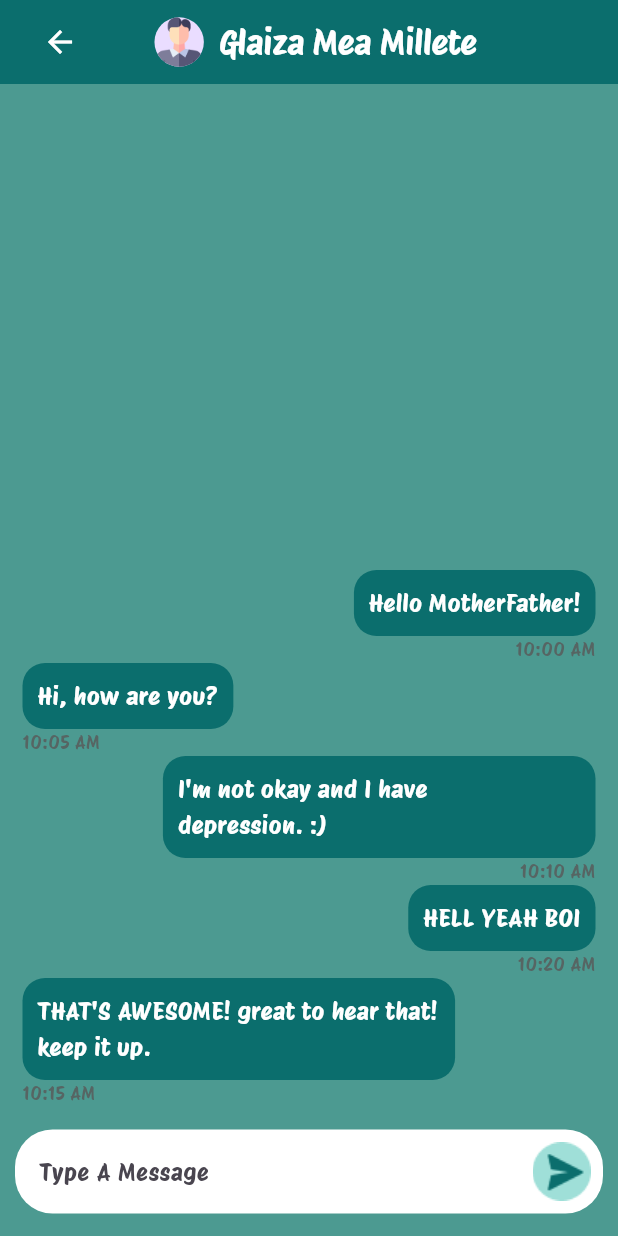
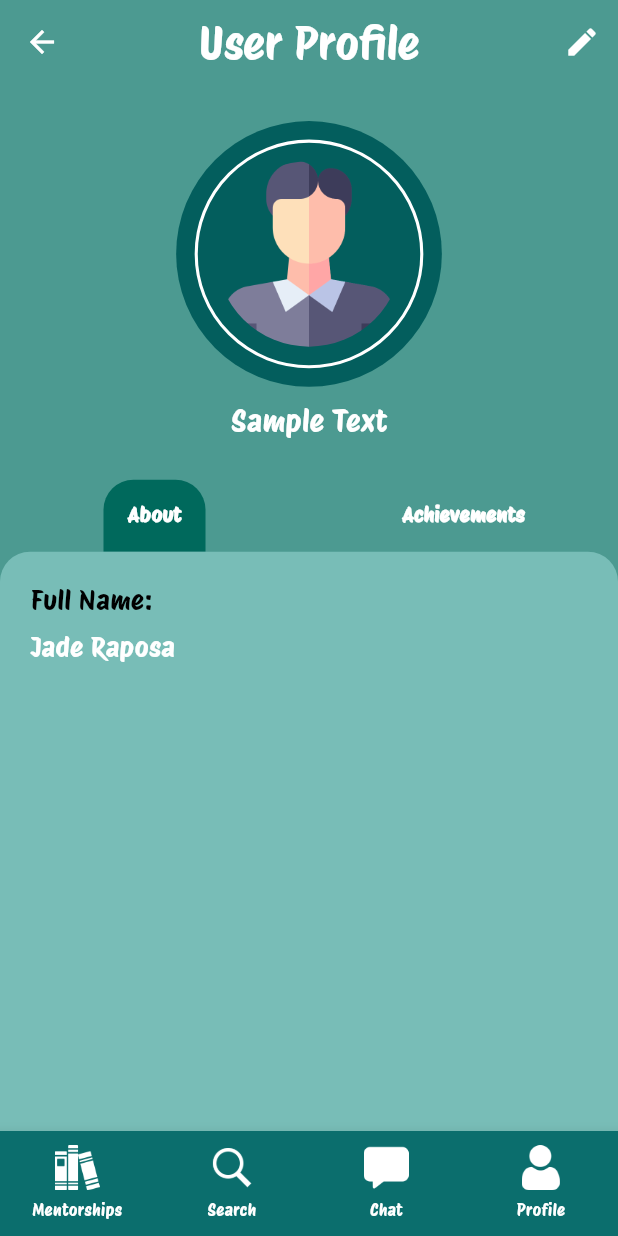
Before and after one commit to jaderaposa/mentor_shift, a Flutter app: the screen it shows after launch, on a phone screen of 412 x 824 dp. Run offline on Flutter 3.47's test engine with Material 3 defaults, Android fonts, the phone set to English and light mode, and no system bars.

Commit message:
user profile almost done

```diff
--- a/lib/main.dart
+++ b/lib/main.dart
@@ -10,10 +10,11 @@ import 'package:mentor_shift/pages/register1.dart';
 import 'package:mentor_shift/pages/mentee_search.dart';
 import 'package:mentor_shift/pages/mentorships_screen.dart';
 import 'package:mentor_shift/pages/messaging.dart';
+import 'package:mentor_shift/pages/user_profile.dart';
 import 'package:mentor_shift/pages/view_mentor.dart';
 import 'package:mentor_shift/pages/view_messaging.dart';
 
-void main() => runApp(MaterialApp(initialRoute: '/viewmessage', routes: {
+void main() => runApp(MaterialApp(initialRoute: '/userprofile', routes: {
       // '/': (context) => Loading(),
       '/login': (context) => const Login(),
       '/register': (context) => const Register(),
@@ -28,4 +29,5 @@ void main() => runApp(MaterialApp(initialRoute: '/viewmessage', routes: {
       '/register3': (context) => const Register3(),
       '/landingmentee': (context) => const LandingMentee(),
       '/mlp': (context) => const MentorLearningPage(),
+      '/userprofile': (context) => const UserProfile(),
     }));
--- /dev/null
+++ b/lib/pages/user_profile.dart
@@ -0,0 +1,312 @@
+import 'package:flutter/material.dart';
+import 'package:mentor_shift/objects/bottomnav.dart';
+
+class UserProfile extends StatefulWidget {
+  const UserProfile({super.key});
+
+  @override
+  State<UserProfile> createState() => _UserProfileState();
+}
+
+class CustomIcon {
+  final String path;
+  final String label;
+
+  const CustomIcon({required this.path, required this.label});
+}
+
+class _UserProfileState extends State<UserProfile> {
+  List<CustomIcon> icons = [
+    const CustomIcon(path: 'images/icons/hands.png', label: 'Active Mentee'),
+    const CustomIcon(
+        path: 'images/icons/dragonball.png', label: 'Mentee of the Month'),
+    const CustomIcon(path: 'images/icons/hands.png', label: 'Dakilang Supot'),
+    const CustomIcon(
+        path: 'images/icons/dragonball.png', label: 'Best Depressed'),
+    const CustomIcon(path: 'images/icons/hands.png', label: 'Fuck You'),
+    const CustomIcon(
+        path: 'images/icons/dragonball.png', label: 'Suck My Dick'),
+    // Add more icons here...
+  ];
+
+  @override
+  Widget build(BuildContext context) {
+    double screenWidth = MediaQuery.of(context).size.width;
+    double screenHeight = MediaQuery.of(context).size.height;
+
+    return Scaffold(
+      backgroundColor: const Color(0xFF4C9A91),
+      appBar: AppBar(
+        backgroundColor: const Color(0xFF4C9A91),
+        leading: IconButton(
+          icon: const Icon(
+            Icons.arrow_back,
+            color: Colors.white,
+          ), // replace with your custom back button
+          onPressed: () {
+            Navigator.of(context).pop();
+          },
+        ),
+        title: const Text(
+          'User Profile',
+          style: TextStyle(
+            color: Colors.white,
+            fontSize: 30.0,
+            fontFamily: 'ProtestRiot',
+          ),
+        ),
+        centerTitle: true,
+        actions: <Widget>[
+          IconButton(
+            icon: const Icon(
+              Icons.edit,
+              color: Colors.white,
+            ), // replace with your custom edit button
+            onPressed: () {
+              // Add your edit button functionality here
+            },
+          ),
+        ],
+      ),
+      body: Flex(
+        direction: Axis.vertical,
+        children: [
+          Expanded(
+            child: Column(
+              children: [
+                Center(
+                  child: Padding(
+                    padding:
+                        EdgeInsets.symmetric(vertical: screenHeight * 0.03),
+                    child: Column(
+                      children: [
+                        Container(
+                          padding: EdgeInsets.all(
+                              screenWidth * 0.03), // 2% of screen width
+                          decoration: const BoxDecoration(
+                            color: Color(0xFF035E5D),
+                            shape: BoxShape.circle,
+                          ),
+                          child: Container(
+                            padding: EdgeInsets.all(
+                                screenWidth * 0.03), // 1% of screen width
+                            decoration: BoxDecoration(
+                              color: const Color(0xFF035E5D),
+                              shape: BoxShape.circle,
+                              border: Border.all(
+                                color: Colors.white,
+                                width:
+                                    screenWidth * 0.005, // 0.5% of screen width
+                              ),
+                            ),
+                            child: CircleAvatar(
+                              radius: screenWidth * 0.15, // 10% of screen width
+                              backgroundColor: const Color(0xFF035E5D),
+                              backgroundImage: const AssetImage(
+                                'images/icons/user_sample.png',
+                              ),
+                            ),
+                          ),
+                        ),
+                        SizedBox(
+                          height: screenHeight * 0.01,
+                        ), // 1% of screen height
+                        const Text(
+                          'Sample Text',
+                          style: TextStyle(
+                            color: Colors.white,
+                            fontSize: 20.0,
+                            fontFamily: 'ProtestRiot',
+                          ),
+                        )
+                      ],
+                    ),
+                  ),
+                ),
+                Expanded(
+                  child: DefaultTabController(
+                    length: 2,
+                    child: Column(
+                      children: [
+                        TabBar(
+                          indicator: BoxDecoration(
+                            color: Colors.teal[800],
+                            borderRadius: const BorderRadius.only(
+                              topLeft: Radius.circular(20),
+                              topRight: Radius.circular(20),
+                            ),
+                          ),
+                          dividerColor: Colors.transparent,
+                          tabs: [
+                            Container(
+                              padding:
+                                  const EdgeInsets.symmetric(horizontal: 16.0),
+                              child: const Tab(
+                                child: Text(
+                                  'About',
+                                  style: TextStyle(
+                                      fontWeight: FontWeight.bold,
+                                      // fontSize: 18,
+                                      color: Colors.white,
+                                      fontFamily: 'ProtestRiot'),
+                                ),
+                              ),
+                            ),
+                            Container(
+                              padding:
+                                  const EdgeInsets.symmetric(horizontal: 16.0),
+                              child: const Tab(
+                                child: Text(
+                                  'Achievements',
+                                  style: TextStyle(
+                                      fontWeight: FontWeight.bold,
+                                      // fontSize: 18,
+                                      color: Colors.white,
+                                      fontFamily: 'ProtestRiot'),
+                                ),
+                              ),
+                            ),
+                          ],
+                        ),
+                        Expanded(
+                          child: Container(
+                            decoration: const BoxDecoration(
+                              color: Color(0xFF78BDB7),
+                              borderRadius: BorderRadius.only(
+                                topLeft: Radius.circular(20),
+                                topRight: Radius.circular(20),
+                              ),
+                            ),
+                            child: TabBarView(
+                              physics:
+                                  const NeverScrollableScrollPhysics(), // Add this line
+                              children: [
+                                const SingleChildScrollView(
+                                  child: Padding(
+                                    padding: EdgeInsets.all(20.0),
+                                    child: Column(
+                                      crossAxisAlignment:
+                                          CrossAxisAlignment.start,
+                                      children: [
+                                        Text(
+                                          'Full Name:',
+                                          style: TextStyle(
+                                            fontSize: 18,
+                                            color: Colors.black,
+                                            fontFamily: 'ProtestRiot',
+                                          ),
+                                        ),
+                                        SizedBox(height: 5),
+                                        Text(
+                                          'Jade Raposa',
+                                          style: TextStyle(
+                                            fontSize: 18,
+                                            color: Colors.white,
+                                            fontFamily: 'ProtestRiot',
+                                          ),
+                                        ),
+                                      ],
+                                    ),
+                                  ),
+                                ),
+                                SingleChildScrollView(
+                                  child: Padding(
+                                    padding: EdgeInsets.symmetric(vertical: screenHeight * 0.02), // 2% of screen width
+                                    child: Column(
+                                      crossAxisAlignment:
+                                          CrossAxisAlignment.start,
+                                      children: [
+                                        Center(
+                                          child: GridView.builder(
+                                            padding: EdgeInsets.all(
+                                                screenWidth *
+                                                    0.04), // 2% of screen width
+                                            shrinkWrap: true,
+                                            physics:
+                                                const NeverScrollableScrollPhysics(),
+                                            gridDelegate:
+                                                SliverGridDelegateWithFixedCrossAxisCount(
+                                              crossAxisCount: screenWidth > 600
+                                                  ? 4
+                                                  : 3, // 4 columns for large screens, 3 for small screens
+                                              mainAxisSpacing: screenWidth *
+                                                  0.02, // 2% of screen width
+                                              crossAxisSpacing: screenWidth *
+                                                  0.02, // 2% of screen width
+                                            ),
+                                            itemCount: icons.length,
+                                            itemBuilder: (context, index) {
+                                              return Column(
+                                                children: [
+                                                  Image.asset(
+                                                      icons[index].path),
+                                                  const SizedBox(
+                                                    height: 5,
+                                                  ),
+                                                  Stack(
+                                                    children: [
+                                                      // Border
+                                                      Text(
+                                                        icons[index].label,
+                                                        textAlign:
+                                                            TextAlign.center,
+                                                        style: TextStyle(
+                                                          fontSize: screenWidth *
+                                                              0.03, // 3% of screen width
+                                                          foreground: Paint()
+                                                            ..style =
+                                                                PaintingStyle
+                                                                    .stroke
+                                                            ..strokeWidth = 2
+                                                            ..color =
+                                                                Colors.black,
+                                                          fontFamily:
+                                                              'ProtestRiot',
+                                                        ),
+                                                      ),
+                                                      // Fill
+                                                      Text(
+                                                        icons[index].label,
+                                                        textAlign:
+                                                            TextAlign.center,
+                                                        style: TextStyle(
+                                                          fontSize: screenWidth *
+                                                              0.03, // 3% of screen width
+                                                          color: Colors.white,
+                                                          fontFamily:
+                                                              'ProtestRiot',
+                                                        ),
+                                                      ),
+                                                    ],
+                                                  ),
+                                                ],
+                                              );
+                                            },
+                                          ),
+                                        ),
+                                      ],
+                                    ),
+                                  ),
+                                ),
+                              ],
+                            ),
+                          ),
+                        ),
+                      ],
+                    ),
+                  ),
+                ),
+              ],
+            ),
+          ),
+        ],
+      ),
+      bottomNavigationBar: CustomBottomNavigationBar(
+        currentIndex: 0, // set the currently selected item
+        onTap: (index) {
+          // handle the tap event
+        },
+      ),
+    );
+  }
+}
--- a/pubspec.yaml
+++ b/pubspec.yaml
@@ -78,6 +78,8 @@ flutter:
     - images/icons/lessons.png
     - images/icons/activities.png
     - images/icons/send.png
+    - images/icons/hands.png
+    - images/icons/dragonball.png
 
 
   # An image asset can refer to one or more resolution-specific "variants", see
```
Also changed, not shown: images/icons/dragonball.png (added), images/icons/hands.png (added).
